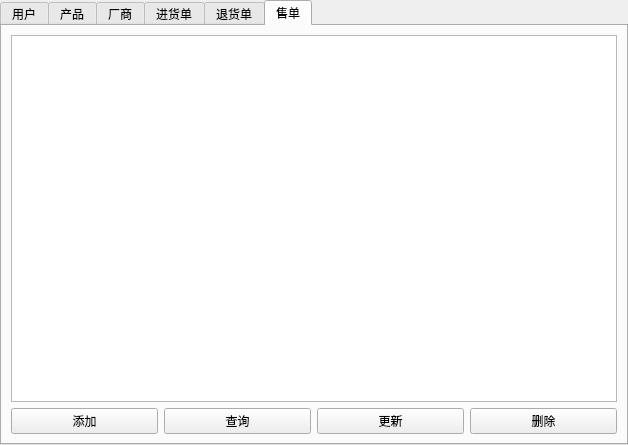
Qt form Client/MainWidget.ui (uwitec/storesystem) before a commit.
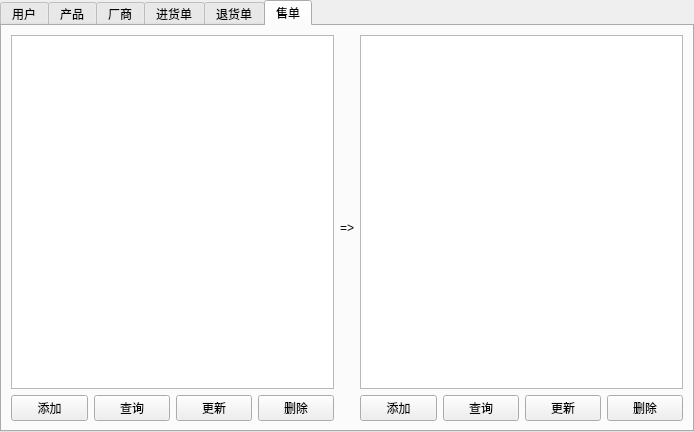
The same form after that commit. The open tabs and pages were chosen to show the change.

What changed in the file:
```diff
--- a/Client/MainWidget.ui
+++ b/Client/MainWidget.ui
@@ -6,8 +6,8 @@
    <rect>
     <x>0</x>
     <y>0</y>
-    <width>628</width>
-    <height>445</height>
+    <width>694</width>
+    <height>432</height>
    </rect>
   </property>
   <property name="windowTitle">
@@ -158,7 +158,7 @@
    <attribute name="title">
     <string>进货单</string>
    </attribute>
-   <layout class="QVBoxLayout" name="verticalLayout">
+   <layout class="QHBoxLayout" name="horizontalLayout_3">
     <item>
      <layout class="QVBoxLayout" name="m_pPurchaseLayout">
       <item>
@@ -250,14 +250,16 @@
    <attribute name="title">
     <string>售单</string>
    </attribute>
-   <layout class="QVBoxLayout" name="verticalLayout_6">
+   <layout class="QVBoxLayout" name="verticalLayout">
     <item>
-     <layout class="QVBoxLayout" name="m_pSaleLayout">
+     <layout class="QHBoxLayout" name="m_pSaleLayout">
       <item>
-       <widget class="QTreeView" name="m_pSaleView"/>
+       <layout class="QVBoxLayout" name="m_pSaleCVLayout">
+        <item>
+         <widget class="QTreeView" name="m_pSaleCView"/>
       </item>
       <item>
-       <layout class="QHBoxLayout" name="m_pSaleHLayout">
+         <layout class="QHBoxLayout" name="m_pSaleCHLayout">
         <item>
          <widget class="QPushButton" name="m_pSaleAddBtn">
           <property name="text">
@@ -285,6 +287,54 @@
            <string>删除</string>
           </property>
          </widget>
+          </item>
+         </layout>
+        </item>
+       </layout>
+      </item>
+      <item>
+       <widget class="QLabel" name="m_pSaleArrowLabel">
+        <property name="text">
+         <string>=&gt;</string>
+        </property>
+       </widget>
+      </item>
+      <item>
+       <layout class="QVBoxLayout" name="m_pSaleSVLayout">
+        <item>
+         <widget class="QTreeView" name="m_pSaleSView"/>
+        </item>
+        <item>
+         <layout class="QHBoxLayout" name="m_pSaleSHLayout">
+          <item>
+           <widget class="QPushButton" name="m_pSaleSAddBtn">
+            <property name="text">
+             <string>添加</string>
+            </property>
+           </widget>
+          </item>
+          <item>
+           <widget class="QPushButton" name="m_pSaleSSelBtn">
+            <property name="text">
+             <string>查询</string>
+            </property>
+           </widget>
+          </item>
+          <item>
+           <widget class="QPushButton" name="m_pSaleSUpdBtn">
+            <property name="text">
+             <string>更新</string>
+            </property>
+           </widget>
+          </item>
+          <item>
+           <widget class="QPushButton" name="m_pSaleSDelBtn">
+            <property name="text">
+             <string>删除</string>
+            </property>
+           </widget>
+          </item>
+         </layout>
         </item>
        </layout>
       </item>
```
Left out of the diff: 112 changed lines with no effect on the pictures. Lines whose indentation alone changed are shown as unchanged.
